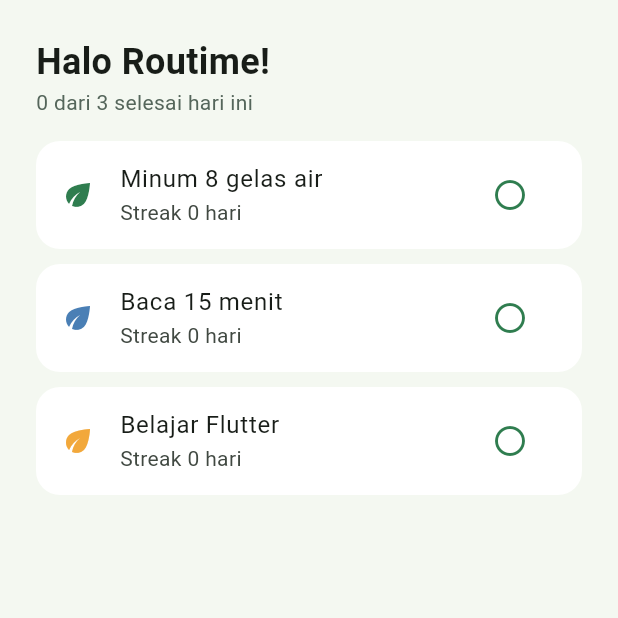
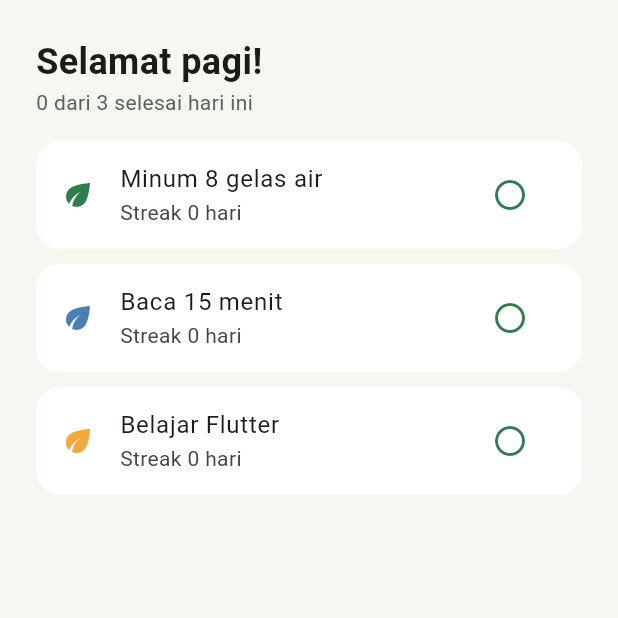
Before and after one commit to irulanam11/routime_OTIMobApps26, a Flutter app: the screen it shows after launch, on a phone screen of 412 x 824 dp, the top half of it. Run offline on Flutter 3.47's test engine with Material 3 defaults, Android fonts, the phone set to English and light mode, and no system bars; our stand-ins replace material_ui, shared_preferences.

Commit message:
menambahkan detail screen pada habit dan geser untuk menghapus habit

```diff
--- a/lib/screens/home_screen.dart
+++ b/lib/screens/home_screen.dart
@@ -3,6 +3,8 @@ import 'package:provider/provider.dart';
 import '../providers/habit_provider.dart';
 import '../theme/app_theme.dart';
 import '../utils/date_utils.dart';
+import '../widgets/confirm_delete_dialog.dart';
+import 'habit_detail_screen.dart';
 import 'habit_form_screen.dart';
 
 class HomeScreen extends StatelessWidget {
@@ -19,9 +21,7 @@ class HomeScreen extends StatelessWidget {
         foregroundColor: AppColors.text,
         onPressed: () => Navigator.push(
           context,
-        MaterialPageRoute(
-          builder: (_) => const HabitFormScreen(),
-        ),
+          MaterialPageRoute(builder: (_) => const HabitFormScreen()),
         ),
         child: const Icon(Icons.add),
       ),
@@ -31,11 +31,14 @@ class HomeScreen extends StatelessWidget {
           child: Column(
             crossAxisAlignment: CrossAxisAlignment.start,
             children: [
-              const Text('Halo Routime!',
-                  style: TextStyle(fontSize: 24, fontWeight: FontWeight.bold)),
+              const Text(
+                'Selamat pagi!',
+                style: TextStyle(fontSize: 24, fontWeight: FontWeight.bold),
+              ),
               Text(
                 '${provider.doneToday} dari ${habits.length} selesai hari ini',
-                  style: const TextStyle(color: AppColors.muted)),
+                style: const TextStyle(color: AppColors.muted),
+              ),
               const SizedBox(height: 16),
               Expanded(
                 child: ListView.builder(
@@ -43,11 +46,33 @@ class HomeScreen extends StatelessWidget {
                   itemBuilder: (context, i) {
                     final h = habits[i];
                     final isDone = isDoneToday(h);
-                    return Card(
+
+                    return Dismissible(
+                      key: ValueKey(h.id),
+                      direction: DismissDirection.endToStart,
+                      background: Container(
+                        margin: const EdgeInsets.only(bottom: 10),
+                        padding: const EdgeInsets.only(right: 24),
+                        alignment: Alignment.centerRight,
+                        decoration: BoxDecoration(
+                          color: const Color(0xFFC4566B),
+                          borderRadius: BorderRadius.circular(16),
+                        ),
+                        child: const Icon(Icons.delete, color: Colors.white),
+                      ),
+                      confirmDismiss: (_) => confirmDeleteHabit(context, h.name),
+                      onDismissed: (_) =>
+                          context.read<HabitProvider>().deleteHabit(h.id),
+                      child: Card(
                         margin: const EdgeInsets.only(bottom: 10),
                         child: ListTile(
-                        leading:
-                            Icon(Icons.eco, color: Color(h.colorValue)),
+                          onTap: () => Navigator.push(
+                            context,
+                            MaterialPageRoute(
+                              builder: (_) => HabitDetailScreen(habitId: h.id),
+                            ),
+                          ),
+                          leading: Icon(Icons.eco, color: Color(h.colorValue)),
                           title: Text(h.name),
                           subtitle: Text('Streak ${currentStreak(h)} hari'),
                           trailing: IconButton(
@@ -55,8 +80,11 @@ class HomeScreen extends StatelessWidget {
                                 .read<HabitProvider>()
                                 .toggleToday(h.id),
                             icon: Icon(
-                            isDone ? Icons.check_circle : Icons.circle_outlined,
+                              isDone
+                                  ? Icons.check_circle
+                                  : Icons.circle_outlined,
                               color: AppColors.primary,
+                            ),
                           ),
                         ),
                       ),
```
Also changed, not shown: lib/screens/habit_detail_screen.dart (added, +134 -0 lines), lib/utils/date_utils.dart (+17 -0 lines), lib/widgets/confirm_delete_dialog.dart (added, +26 -0 lines). Lines whose indentation alone changed are shown as unchanged.
